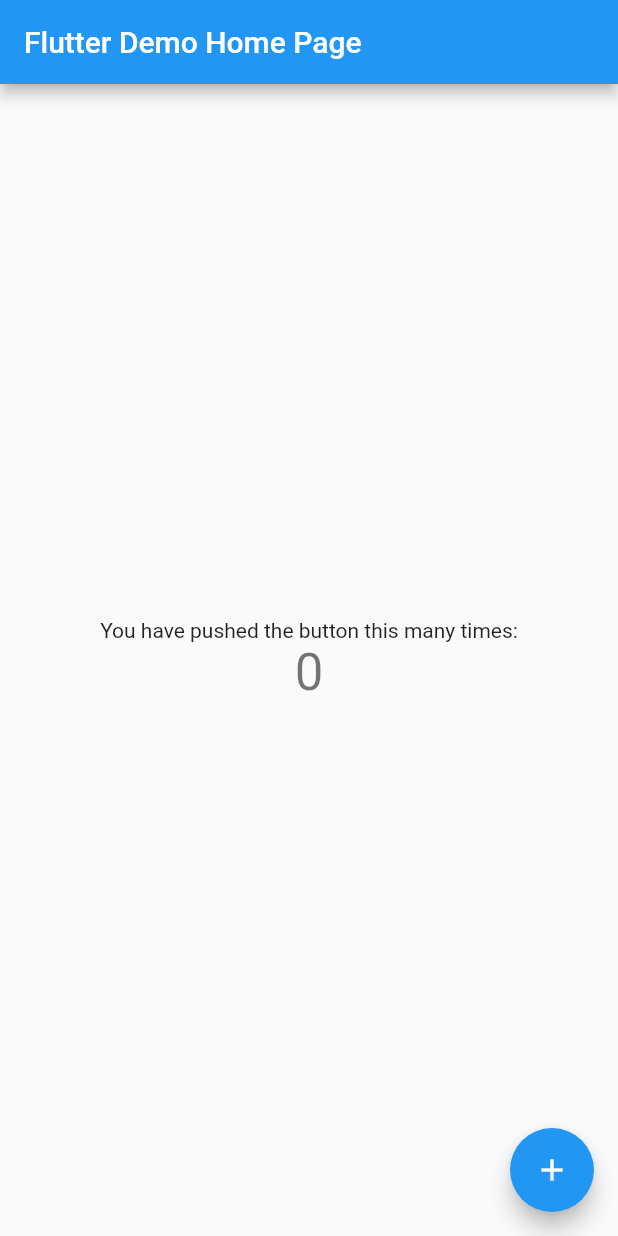
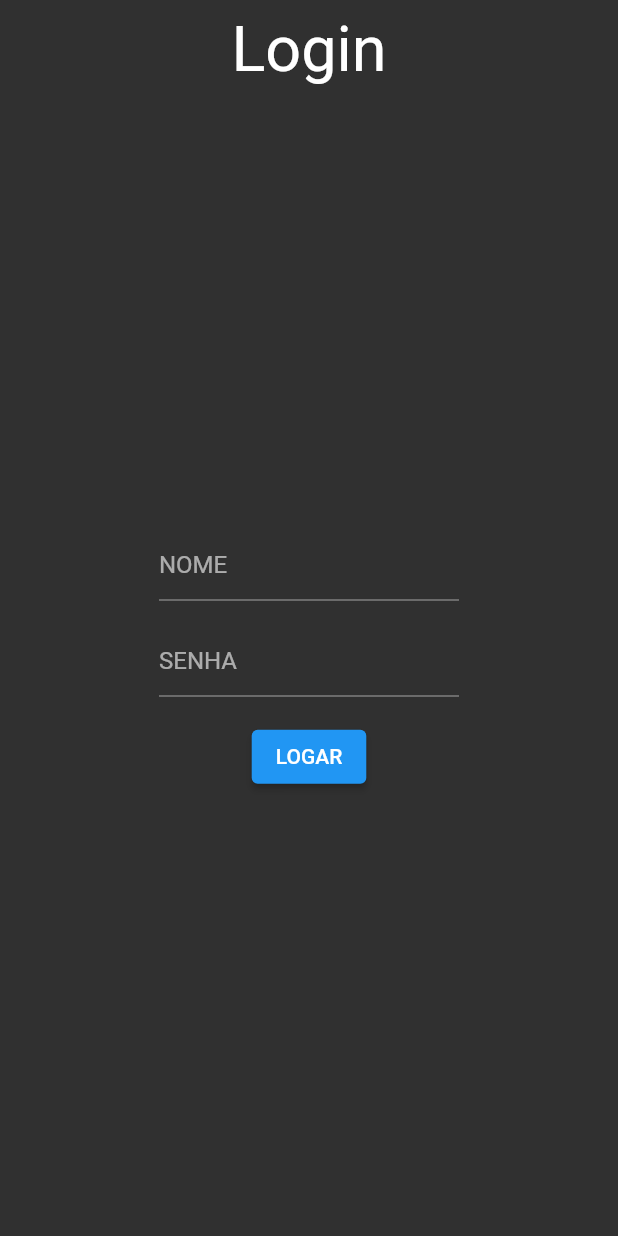
Before and after one commit to higmarques/Casa-Pet, a Flutter app: the screen it shows after launch, on a phone screen of 412 x 824 dp. Run offline on Flutter 3.47's test engine with Material 2 defaults, Android fonts, the phone set to English and light mode, and no system bars.

Commit message:
Adicionada tela de login placeholder
Nova tela para testar a implementação da service e aplicar bloc

```diff
--- a/flutter/analysis_options.yaml
+++ b/flutter/analysis_options.yaml
@@ -22,6 +22,7 @@
   # `// ignore_for_file: name_of_lint` syntax on the line or in the file
   # producing the lint.
   rules:
+    prefer_const_literals_to_create_immutables: false
     # avoid_print: false  # Uncomment to disable the `avoid_print` rule
     # prefer_single_quotes: true  # Uncomment to enable the `prefer_single_quotes` rule
 
--- a/flutter/lib/main.dart
+++ b/flutter/lib/main.dart
@@ -1,115 +1,6 @@
+import 'package:event_tracker/src/bloc/login/login_view.dart';
 import 'package:flutter/material.dart';
 
 void main() {
-  runApp(const MyApp());
+  runApp(Login());
 }
-
-class MyApp extends StatelessWidget {
-  const MyApp({super.key});
-
-  // This widget is the root of your application.
-  @override
-  Widget build(BuildContext context) {
-    return MaterialApp(
-      title: 'Flutter Demo',
-      theme: ThemeData(
-        // This is the theme of your application.
-        //
-        // Try running your application with "flutter run". You'll see the
-        // application has a blue toolbar. Then, without quitting the app, try
-        // changing the primarySwatch below to Colors.green and then invoke
-        // "hot reload" (press "r" in the console where you ran "flutter run",
-        // or simply save your changes to "hot reload" in a Flutter IDE).
-        // Notice that the counter didn't reset back to zero; the application
-        // is not restarted.
-        primarySwatch: Colors.blue,
-      ),
-      home: const MyHomePage(title: 'Flutter Demo Home Page'),
-    );
-  }
-}
-
-class MyHomePage extends StatefulWidget {
-  const MyHomePage({super.key, required this.title});
-
-  // This widget is the home page of your application. It is stateful, meaning
-  // that it has a State object (defined below) that contains fields that affect
-  // how it looks.
-
-  // This class is the configuration for the state. It holds the values (in this
-  // case the title) provided by the parent (in this case the App widget) and
-  // used by the build method of the State. Fields in a Widget subclass are
-  // always marked "final".
-
-  final String title;
-
-  @override
-  State<MyHomePage> createState() => _MyHomePageState();
-}
-
-class _MyHomePageState extends State<MyHomePage> {
-  int _counter = 0;
-
-  void _incrementCounter() {
-    setState(() {
-      // This call to setState tells the Flutter framework that something has
-      // changed in this State, which causes it to rerun the build method below
-      // so that the display can reflect the updated values. If we changed
-      // _counter without calling setState(), then the build method would not be
-      // called again, and so nothing would appear to happen.
-      _counter++;
-    });
-  }
-
-  @override
-  Widget build(BuildContext context) {
-    // This method is rerun every time setState is called, for instance as done
-    // by the _incrementCounter method above.
-    //
-    // The Flutter framework has been optimized to make rerunning build methods
-    // fast, so that you can just rebuild anything that needs updating rather
-    // than having to individually change instances of widgets.
-    return Scaffold(
-      appBar: AppBar(
-        // Here we take the value from the MyHomePage object that was created by
-        // the App.build method, and use it to set our appbar title.
-        title: Text(widget.title),
-      ),
-      body: Center(
-        // Center is a layout widget. It takes a single child and positions it
-        // in the middle of the parent.
-        child: Column(
-          // Column is also a layout widget. It takes a list of children and
-          // arranges them vertically. By default, it sizes itself to fit its
-          // children horizontally, and tries to be as tall as its parent.
-          //
-          // Invoke "debug painting" (press "p" in the console, choose the
-          // "Toggle Debug Paint" action from the Flutter Inspector in Android
-          // Studio, or the "Toggle Debug Paint" command in Visual Studio Code)
-          // to see the wireframe for each widget.
-          //
-          // Column has various properties to control how it sizes itself and
-          // how it positions its children. Here we use mainAxisAlignment to
-          // center the children vertically; the main axis here is the vertical
-          // axis because Columns are vertical (the cross axis would be
-          // horizontal).
-          mainAxisAlignment: MainAxisAlignment.center,
-          children: <Widget>[
-            const Text(
-              'You have pushed the button this many times:',
-            ),
-            Text(
-              '$_counter',
-              style: Theme.of(context).textTheme.headlineMedium,
-            ),
-          ],
-        ),
-      ),
-      floatingActionButton: FloatingActionButton(
-        onPressed: _incrementCounter,
-        tooltip: 'Increment',
-        child: const Icon(Icons.add),
-      ), // This trailing comma makes auto-formatting nicer for build methods.
-    );
-  }
-}
--- /dev/null
+++ b/flutter/lib/src/bloc/login/login_view.dart
@@ -0,0 +1,62 @@
+import 'package:flutter/material.dart';
+
+class Login extends StatelessWidget {
+  @override
+  Widget build(BuildContext context) {
+    return MaterialApp(
+      theme: ThemeData.dark(),
+      home: Scaffold(
+        body: SafeArea(
+          child: Column(
+            children: [
+              const SizedBox(height: 8),
+              const Text("Login", textScaleFactor: 3),
+              const Expanded(child: SizedBox()),
+              Center(
+                child: Column(
+                  crossAxisAlignment: CrossAxisAlignment.center,
+                  mainAxisAlignment: MainAxisAlignment.center,
+                  children: [
+                    // NOME
+                    const SizedBox(
+                      width: 200,
+                      child: Expanded(
+                        child: TextField(
+                          decoration: InputDecoration(hintText: "NOME"),
+                        ),
+                      ),
+                    ),
+                    const SizedBox(
+                      height: 16,
+                    ),
+                    // SENHA
+                    const SizedBox(
+                      width: 200,
+                      child: Expanded(
+                        child: TextField(
+                          decoration: InputDecoration(hintText: "SENHA"),
+                        ),
+                      ),
+                    ),
+                    const SizedBox(
+                      height: 16,
+                    ),
+                    ElevatedButton(
+                      onPressed: onPressed,
+                      child: const Text("LOGAR"),
+                    ),
+                  ],
+                ),
+              ),
+              const Expanded(child: SizedBox()),
+            ],
+          ),
+        ),
+      ),
+    );
+  }
+
+  void onPressed() {
+    print("pressed button");
+  }
+}
--- a/flutter/pubspec.yaml
+++ b/flutter/pubspec.yaml
@@ -31,6 +31,8 @@
 dependencies:
   flutter:
     sdk: flutter
+  dio: ^4.0.6
+  flutter_bloc: ^8.1.1
 
 
   # The following adds the Cupertino Icons font to your application.
```
Also changed, not shown: 1 other file.
